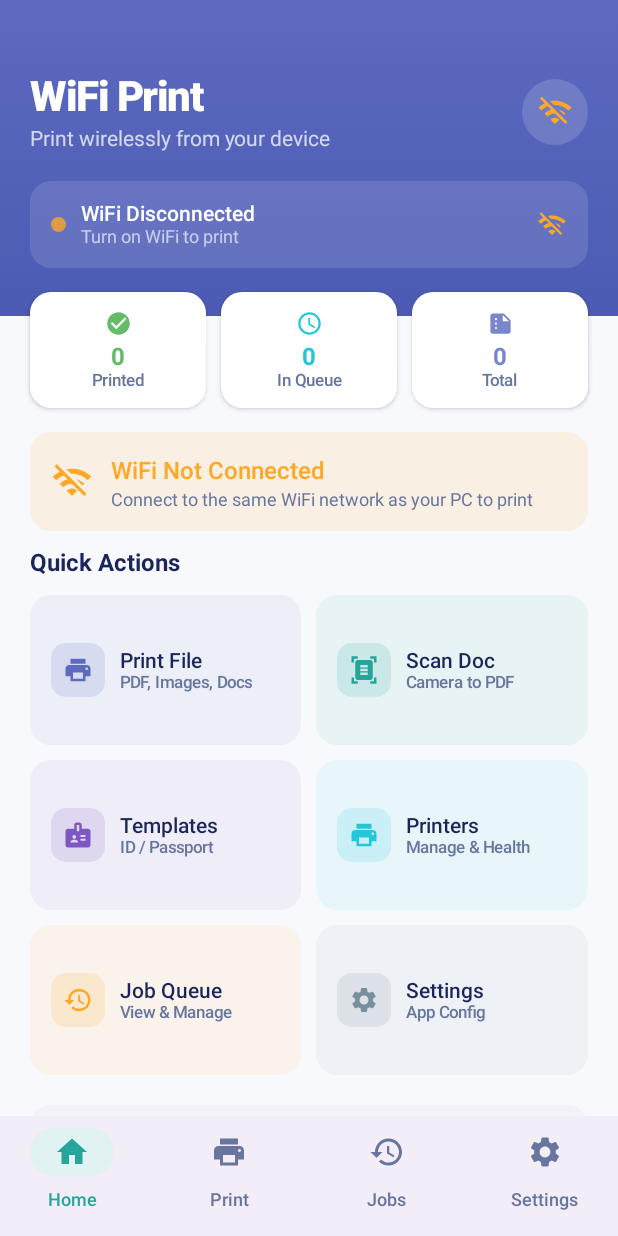
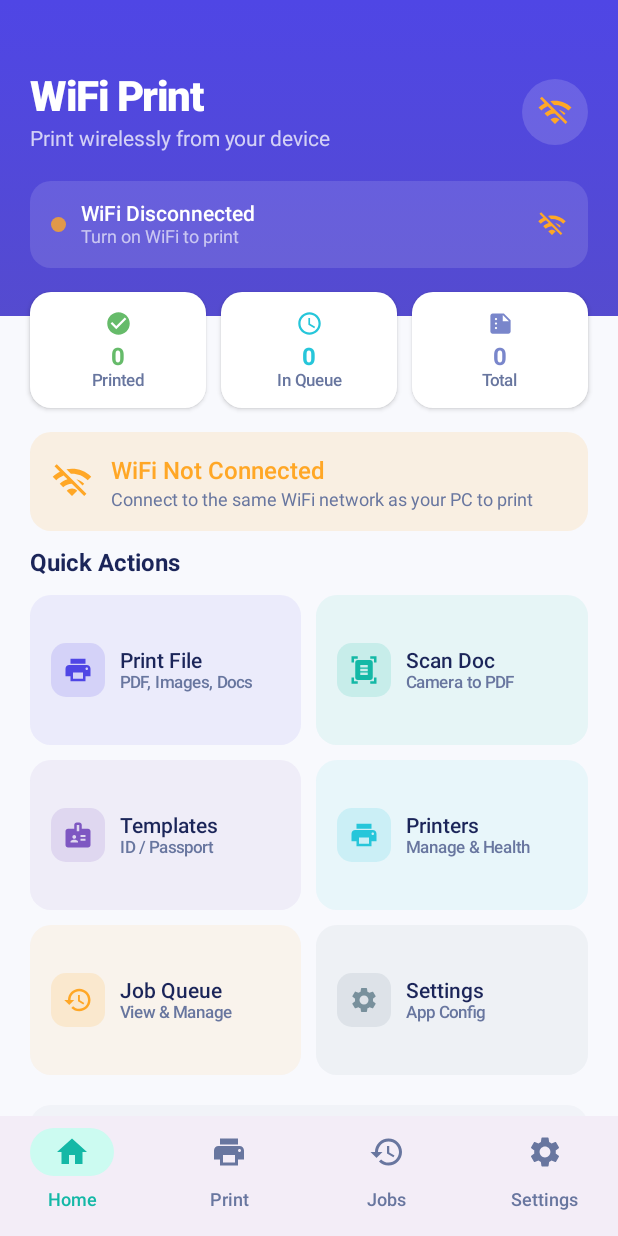
Before and after one commit to sagarsahni6/wifi-print, an Android app built with Jetpack Compose: the screen it shows after launch (MainActivity), on a phone screen of 412 x 824 dp. Run offline under Robolectric (Android 15) with nearby library versions, the phone set to English and light mode, and no system bars; our stand-ins replace Dagger/Hilt's generated code, Room's generated code.

```diff
--- a/WifiPrintApp/app/src/main/java/com/wifiprint/app/ui/screens/print/PrintScreen.kt
+++ b/WifiPrintApp/app/src/main/java/com/wifiprint/app/ui/screens/print/PrintScreen.kt
@@ -22,6 +22,11 @@ import androidx.hilt.navigation.compose.hiltViewModel
 import com.wifiprint.app.data.models.PrintSettings
 import com.wifiprint.app.data.models.SelectedFile
 import com.wifiprint.app.ui.theme.*
+import com.wifiprint.app.ui.screens.print.ImageEditorHelper
+import android.content.Intent
+import androidx.activity.result.contract.ActivityResultContracts
+import androidx.compose.ui.platform.LocalContext
+import com.yalantis.ucrop.UCrop
 
 @OptIn(ExperimentalMaterial3Api::class)
 @Composable
--- a/WifiPrintApp/app/src/main/java/com/wifiprint/app/ui/theme/Color.kt
+++ b/WifiPrintApp/app/src/main/java/com/wifiprint/app/ui/theme/Color.kt
@@ -3,13 +3,13 @@ package com.wifiprint.app.ui.theme
 import androidx.compose.ui.graphics.Color
 
 // ── Primary — Refined indigo-violet ────────────────────────────────
-val Primary = Color(0xFF5C6BC0)       // Indigo 400
-val PrimaryDark = Color(0xFF3949AB)   // Indigo 600
-val PrimaryLight = Color(0xFFE8EAF6)  // Indigo 50
+val Primary = Color(0xFF4F46E5)       // Indigo 400
+val PrimaryDark = Color(0xFF4338CA)   // Indigo 600
+val PrimaryLight = Color(0xFFEEF2FF)  // Indigo 50
 
 // ── Accent — Teal for secondary actions ────────────────────────────
-val Accent = Color(0xFF26A69A)        // Teal 400
-val AccentLight = Color(0xFFE0F2F1)   // Teal 50
+val Accent = Color(0xFF14B8A6)        // Teal 400
+val AccentLight = Color(0xFFCCFBF1)   // Teal 50
 
 // ── Status colors ──────────────────────────────────────────────────
 val Green400 = Color(0xFF66BB6A)
--- a/WifiPrintApp/app/src/main/java/com/wifiprint/app/ui/theme/Theme.kt
+++ b/WifiPrintApp/app/src/main/java/com/wifiprint/app/ui/theme/Theme.kt
@@ -2,6 +2,8 @@ package com.wifiprint.app.ui.theme
 
 import android.app.Activity
 import androidx.compose.material3.*
+import androidx.compose.foundation.shape.RoundedCornerShape
+import androidx.compose.ui.unit.dp
 import androidx.compose.runtime.Composable
 import androidx.compose.runtime.SideEffect
 import androidx.compose.ui.graphics.Color
@@ -32,6 +34,13 @@ private val LightColorScheme = lightColorScheme(
     errorContainer = Red50,
     outline = DividerColor,
     outlineVariant = DividerColor
+)
+
+
+val Shapes = Shapes(
+    small = RoundedCornerShape(8.dp),
+    medium = RoundedCornerShape(12.dp),
+    large = RoundedCornerShape(16.dp)
 )
 
 val AppTypography = Typography(
@@ -65,6 +74,7 @@ fun WifiPrintTheme(
     MaterialTheme(
         colorScheme = colorScheme,
         typography = AppTypography,
-        content = content
+        content = content,
+        shapes = Shapes
     )
 }
--- a/WifiPrintApp/settings.gradle.kts
+++ b/WifiPrintApp/settings.gradle.kts
@@ -2,6 +2,7 @@ pluginManagement {
     repositories {
         google()
         mavenCentral()
+        maven { url = uri("https://jitpack.io") }
         gradlePluginPortal()
     }
 }
@@ -13,6 +14,7 @@ dependencyResolutionManagement {
     repositories {
         google()
         mavenCentral()
+        maven { url = uri("https://jitpack.io") }
     }
 }
 
```
Also changed, not shown: WifiPrintApp/app/build.gradle.kts (+20 -0 lines), WifiPrintApp/app/src/main/AndroidManifest.xml (+7 -0 lines), WifiPrintApp/app/src/main/java/com/wifiprint/app/ui/screens/print/PrintViewModel.kt (+16 -0 lines), 5 other files.
